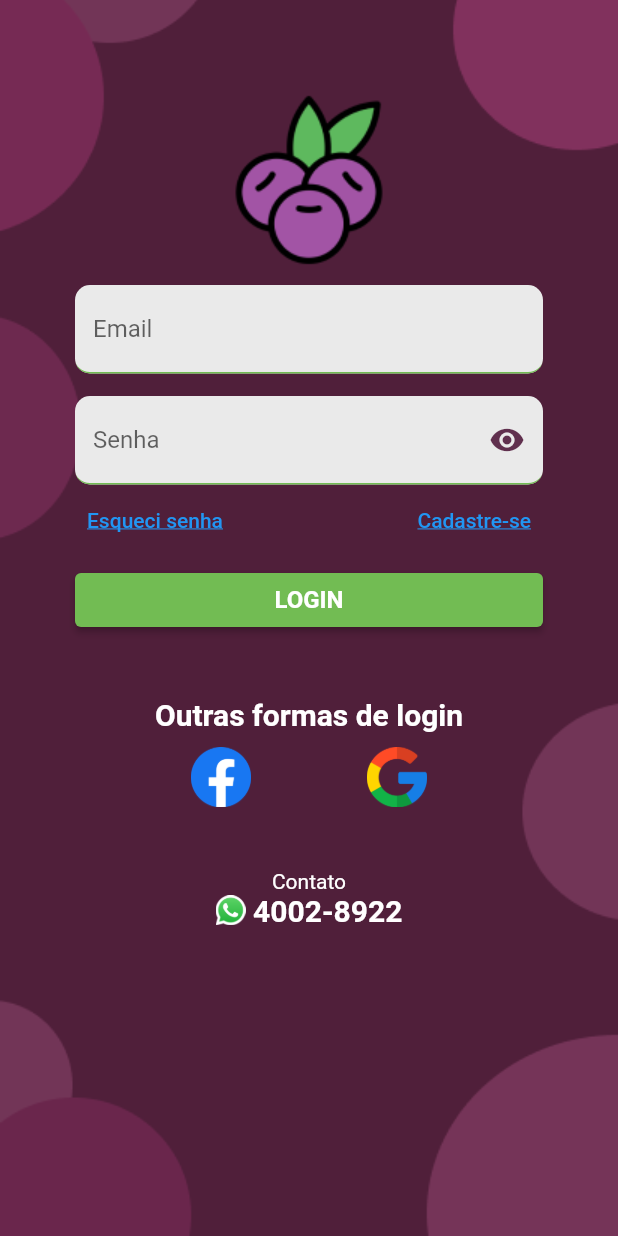
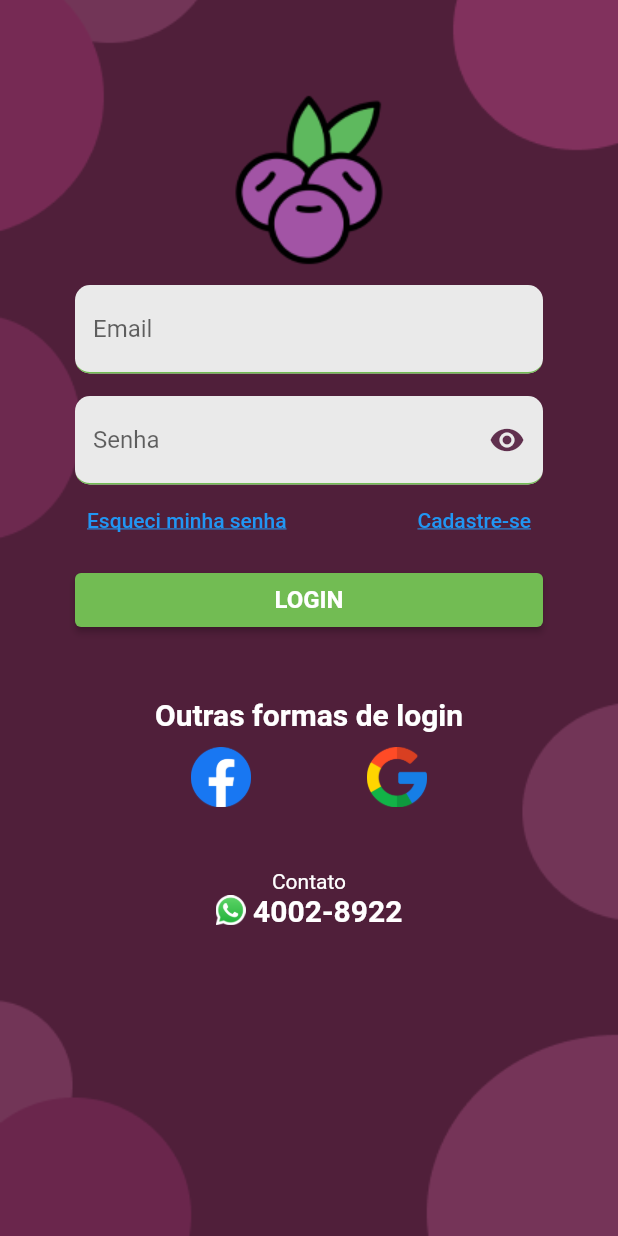
Before and after one commit to Kevin-Sarges/app-acai, a Flutter app: the screen it shows after launch, after a tap on "Cadastre-se", on a phone screen of 412 x 824 dp. Run offline on Flutter 3.47's test engine with Material 2 defaults, Android fonts, the light colour scheme and no system bars; our stand-ins replace dartz, firebase_auth, firebase_core, flutter_bloc, get_it, google_sign_in; missing offline and left inert: flutter_config, flutter_facebook_auth; accounts and stored records are empty.

Commit message:
finalizando screen login

```diff
--- a/lib/app/features/login/data/datasource/login_datasource.dart
+++ b/lib/app/features/login/data/datasource/login_datasource.dart
@@ -1,5 +1,5 @@
 import 'package:app_acai/app/common/error/common_errors.dart';
-import 'package:app_acai/app/features/login/data/model/login_model.dart';
+import 'package:app_acai/app/common/model/login_model.dart';
 import 'package:app_acai/app/features/login/domain/datasource/ilogin_datasource.dart';
 import 'package:firebase_auth/firebase_auth.dart';
 import 'package:flutter_facebook_auth/flutter_facebook_auth.dart';
--- a/lib/app/features/login/data/repository/login_repository.dart
+++ b/lib/app/features/login/data/repository/login_repository.dart
@@ -1,4 +1,4 @@
-import 'package:app_acai/app/features/login/data/model/login_model.dart';
+import 'package:app_acai/app/common/model/login_model.dart';
 import 'package:app_acai/app/features/login/domain/datasource/ilogin_datasource.dart';
 import 'package:app_acai/app/common/error/failure.dart';
 import 'package:app_acai/app/features/login/domain/repository/ilogin_repository.dart';
--- a/lib/app/features/login/domain/datasource/ilogin_datasource.dart
+++ b/lib/app/features/login/domain/datasource/ilogin_datasource.dart
@@ -1,4 +1,4 @@
-import 'package:app_acai/app/features/login/data/model/login_model.dart';
+import 'package:app_acai/app/common/model/login_model.dart';
 import 'package:firebase_auth/firebase_auth.dart';
 
 abstract class LoginDataSourceImpl {
--- a/lib/app/features/login/domain/repository/ilogin_repository.dart
+++ b/lib/app/features/login/domain/repository/ilogin_repository.dart
@@ -1,5 +1,5 @@
 import 'package:app_acai/app/common/error/failure.dart';
-import 'package:app_acai/app/features/login/data/model/login_model.dart';
+import 'package:app_acai/app/common/model/login_model.dart';
 import 'package:dartz/dartz.dart';
 import 'package:firebase_auth/firebase_auth.dart';
 
--- a/lib/app/features/login/domain/usecases/login_email_senha_usecase.dart
+++ b/lib/app/features/login/domain/usecases/login_email_senha_usecase.dart
@@ -1,5 +1,5 @@
 import 'package:app_acai/app/common/error/failure.dart';
-import 'package:app_acai/app/features/login/data/model/login_model.dart';
+import 'package:app_acai/app/common/model/login_model.dart';
 import 'package:app_acai/app/features/login/domain/repository/ilogin_repository.dart';
 import 'package:dartz/dartz.dart';
 import 'package:firebase_auth/firebase_auth.dart';
--- a/lib/app/features/login/presenter/controllers/login_cubit.dart
+++ b/lib/app/features/login/presenter/controllers/login_cubit.dart
@@ -1,4 +1,4 @@
-import 'package:app_acai/app/features/login/data/model/login_model.dart';
+import 'package:app_acai/app/common/model/login_model.dart';
 import 'package:app_acai/app/features/login/domain/usecases/login_email_senha_usecase.dart';
 import 'package:app_acai/app/features/login/domain/usecases/login_facebook_usecase.dart';
 import 'package:app_acai/app/features/login/domain/usecases/login_google_usecase.dart';
--- a/lib/app/features/login/presenter/widgets/login_email_password_widget.dart
+++ b/lib/app/features/login/presenter/widgets/login_email_password_widget.dart
@@ -1,4 +1,7 @@
+import 'dart:developer';
+
 import 'package:app_acai/app/common/utils/colors_app.dart';
+import 'package:app_acai/app/common/utils/routes_app.dart';
 import 'package:app_acai/app/common/widgets/input_email_widget.dart';
 import 'package:app_acai/app/common/widgets/input_password_widget.dart';
 import 'package:flutter/material.dart';
@@ -53,16 +56,23 @@ class _LoginEmailSenhaWidgetState extends State<LoginEmailSenhaWidget> {
           mainAxisAlignment: MainAxisAlignment.spaceBetween,
           children: [
             TextButton(
-              onPressed: () {},
+              onPressed: () {
+                log('Esqueci minha senha');
+              },
               child: const Text(
-                'Esqueci senha',
+                'Esqueci minha senha',
                 style: TextStyle(
                   decoration: TextDecoration.underline,
                 ),
               ),
             ),
             TextButton(
-              onPressed: () {},
+              onPressed: () {
+                Navigator.pushNamed(
+                  context,
+                  RoutesApp.cadastro,
+                );
+              },
               child: const Text(
                 'Cadastre-se',
                 style: TextStyle(
```
Also changed, not shown: lib/app/features/login/data/model/login_model.dart (deleted, +0 -21 lines), lib/app/features/login/domain/entity/login_entity.dart (deleted, +0 -9 lines).
